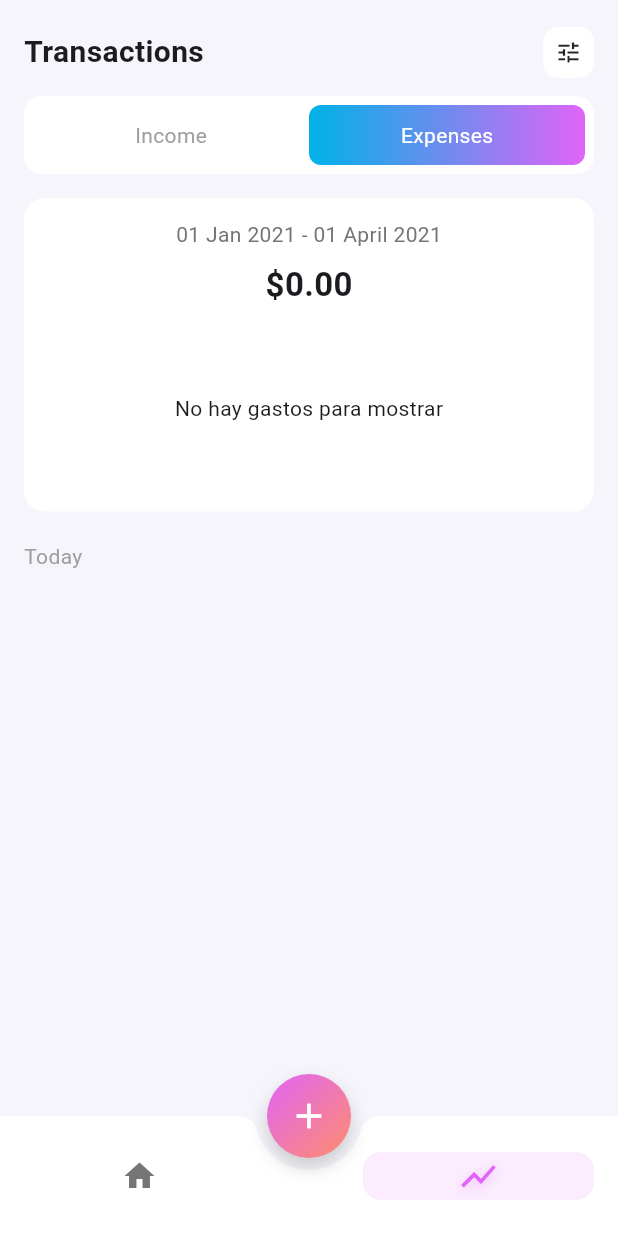
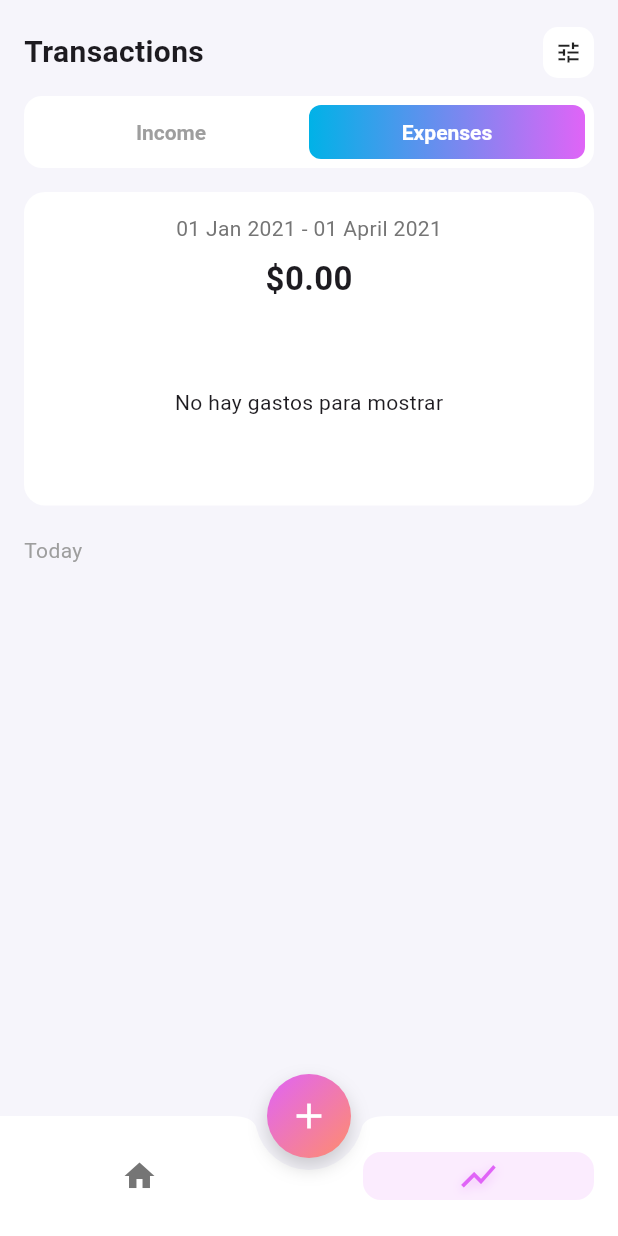
Before and after one commit to SaulCC23/tracker_app, a Flutter app: the screen it shows after launch, after a tap on the "show chart" icon, on a phone screen of 412 x 824 dp. Run offline on Flutter 3.47's test engine with Material 3 defaults, Android fonts, the phone set to English and light mode, and no system bars.

Commit message:
Add category creation and improve Transactions UI
Implemented a new feature to create custom categories in the Add Expense screen.
Added
AddCategoryDialog
 for inputting category name, icon, and color.
Refactored category creation logic into a separate component.
Fixed styling inconsistency in the Transactions screen: Income button now matches Expenses button design.
Added smooth animations to the Income/Expenses toggle switch.
Minor UI updates in Home Screen.

```diff
--- a/lib/screens/home/views/home_screen.dart
+++ b/lib/screens/home/views/home_screen.dart
@@ -59,7 +59,7 @@ class HomeScreen extends StatelessWidget {
                         ),
                         SizedBox(height: 4),
                         Text(
-                          'John Doe',
+                          'Saul Cetina',
                           style: TextStyle(
                             fontSize: 16,
                             fontWeight: FontWeight.bold,
--- a/lib/screens/home/views/transactions_screen.dart
+++ b/lib/screens/home/views/transactions_screen.dart
@@ -6,7 +6,11 @@ class TransactionsScreen extends StatefulWidget {
   final List<Expense> incomes;
   final List<Expense> expenses;
 
-  const TransactionsScreen({super.key, this.incomes = const [], this.expenses = const []});
+  const TransactionsScreen({
+    super.key,
+    this.incomes = const [],
+    this.expenses = const [],
+  });
 
   @override
   State<TransactionsScreen> createState() => _TransactionsScreenState();
@@ -28,9 +32,23 @@ class _TransactionsScreenState extends State<TransactionsScreen> {
     // Build a simple transaction list for the list view (no dates stored currently)
     final List<_Tx> txList = [
       // incomes as positive
-      ...incomes.map((e) => _Tx(title: e.category, amount: e.amount, date: 'Today', category: e.category)),
+      ...incomes.map(
+        (e) => _Tx(
+          title: e.category,
+          amount: e.amount,
+          date: 'Today',
+          category: e.category,
+        ),
+      ),
       // expenses as negative amounts
-      ...expenses.map((e) => _Tx(title: e.category, amount: -e.amount, date: 'Today', category: e.category)),
+      ...expenses.map(
+        (e) => _Tx(
+          title: e.category,
+          amount: -e.amount,
+          date: 'Today',
+          category: e.category,
+        ),
+      ),
     ];
 
     return Scaffold(
@@ -45,10 +63,16 @@ class _TransactionsScreenState extends State<TransactionsScreen> {
               Row(
                 mainAxisAlignment: MainAxisAlignment.spaceBetween,
                 children: [
-                  const Text('Transactions', style: TextStyle(fontSize: 20, fontWeight: FontWeight.bold)),
+                  const Text(
+                    'Transactions',
+                    style: TextStyle(fontSize: 20, fontWeight: FontWeight.bold),
+                  ),
                   Container(
                     padding: const EdgeInsets.all(8),
-                    decoration: BoxDecoration(color: Colors.white, borderRadius: BorderRadius.circular(10)),
+                    decoration: BoxDecoration(
+                      color: Colors.white,
+                      borderRadius: BorderRadius.circular(10),
+                    ),
                     child: const Icon(Icons.tune, size: 18),
                   ),
                 ],
@@ -58,34 +82,85 @@ class _TransactionsScreenState extends State<TransactionsScreen> {
               // Segmented control (Income / Expenses)
               Container(
                 padding: const EdgeInsets.all(6),
-                decoration: BoxDecoration(color: Colors.white, borderRadius: BorderRadius.circular(12)),
+                decoration: BoxDecoration(
+                  color: Colors.white,
+                  borderRadius: BorderRadius.circular(12),
+                ),
                 child: Row(
                   children: [
                     Expanded(
                       child: GestureDetector(
                         onTap: () => setState(() => _selectedSegment = 0),
-                        child: Container(
+                        child: AnimatedContainer(
+                          duration: const Duration(milliseconds: 300),
+                          curve: Curves.easeInOut,
                           padding: const EdgeInsets.symmetric(vertical: 10),
                           decoration: BoxDecoration(
-                            color: _selectedSegment == 0 ? Colors.white : Colors.transparent,
+                            gradient: _selectedSegment == 0
+                                ? const LinearGradient(
+                                    colors: [
+                                      Color(0xFF00B2E7),
+                                      Color(0xFFE064F7),
+                                    ],
+                                  )
+                                : const LinearGradient(
+                                    colors: [
+                                      Colors.transparent,
+                                      Colors.transparent,
+                                    ],
+                                  ),
                             borderRadius: BorderRadius.circular(8),
                           ),
-                          child: Center(child: Text('Income', style: TextStyle(color: _selectedSegment == 0 ? Colors.black : Colors.grey))),
+                          child: Center(
+                            child: AnimatedDefaultTextStyle(
+                              duration: const Duration(milliseconds: 300),
+                              style: TextStyle(
+                                color: _selectedSegment == 0
+                                    ? Colors.white
+                                    : Colors.grey,
+                                fontWeight: FontWeight.w600,
+                              ),
+                              child: const Text('Income'),
+                            ),
+                          ),
                         ),
                       ),
                     ),
                     Expanded(
                       child: GestureDetector(
                         onTap: () => setState(() => _selectedSegment = 1),
-                        child: Container(
+                        child: AnimatedContainer(
+                          duration: const Duration(milliseconds: 300),
+                          curve: Curves.easeInOut,
                           padding: const EdgeInsets.symmetric(vertical: 10),
                           decoration: BoxDecoration(
                             gradient: _selectedSegment == 1
-                                ? const LinearGradient(colors: [Color(0xFF00B2E7), Color(0xFFE064F7)])
-                                : null,
+                                ? const LinearGradient(
+                                    colors: [
+                                      Color(0xFF00B2E7),
+                                      Color(0xFFE064F7),
+                                    ],
+                                  )
+                                : const LinearGradient(
+                                    colors: [
+                                      Colors.transparent,
+                                      Colors.transparent,
+                                    ],
+                                  ),
                             borderRadius: BorderRadius.circular(8),
                           ),
-                          child: Center(child: Text('Expenses', style: TextStyle(color: _selectedSegment == 1 ? Colors.white : Colors.grey))),
+                          child: Center(
+                            child: AnimatedDefaultTextStyle(
+                              duration: const Duration(milliseconds: 300),
+                              style: TextStyle(
+                                color: _selectedSegment == 1
+                                    ? Colors.white
+                                    : Colors.grey,
+                                fontWeight: FontWeight.w600,
+                              ),
+                              child: const Text('Expenses'),
+                            ),
+                          ),
                         ),
                       ),
                     ),
@@ -99,15 +174,31 @@ class _TransactionsScreenState extends State<TransactionsScreen> {
               Container(
                 width: double.infinity,
                 padding: const EdgeInsets.all(14),
-                decoration: BoxDecoration(color: Colors.white, borderRadius: BorderRadius.circular(14)),
+                decoration: BoxDecoration(
+                  color: Colors.white,
+                  borderRadius: BorderRadius.circular(14),
+                ),
                 child: Column(
                   children: [
-                    Text('01 Jan 2021 - 01 April 2021', style: TextStyle(color: Colors.grey[600])),
+                    Text(
+                      '01 Jan 2021 - 01 April 2021',
+                      style: TextStyle(color: Colors.grey[600]),
+                    ),
                     const SizedBox(height: 8),
-                    Text(( _selectedSegment == 0 ? '\$' : '\$') + totalAmount.toStringAsFixed(2), style: const TextStyle(fontSize: 22, fontWeight: FontWeight.bold)),
+                    Text(
+                      (_selectedSegment == 0 ? '\$' : '\$') +
+                          totalAmount.toStringAsFixed(2),
+                      style: const TextStyle(
+                        fontSize: 22,
+                        fontWeight: FontWeight.bold,
+                      ),
+                    ),
                     const SizedBox(height: 12),
                     // thinner chart area
-                    SizedBox(height: 110, child: ExpenseChart(expenses: shownList)),
+                    SizedBox(
+                      height: 110,
+                      child: ExpenseChart(expenses: shownList),
+                    ),
                   ],
                 ),
               ),
@@ -137,12 +228,28 @@ class _TransactionsScreenState extends State<TransactionsScreen> {
     final meta = _categoryMeta(tx.category);
     return Container(
       margin: const EdgeInsets.only(bottom: 12),
-      decoration: BoxDecoration(color: Colors.white, borderRadius: BorderRadius.circular(12)),
+      decoration: BoxDecoration(
+        color: Colors.white,
+        borderRadius: BorderRadius.circular(12),
+      ),
       child: ListTile(
-        leading: CircleAvatar(backgroundColor: meta['color'] as Color, child: Icon(meta['icon'] as IconData, color: Colors.white)),
-        title: Text(tx.title, style: const TextStyle(fontWeight: FontWeight.w600)),
+        leading: CircleAvatar(
+          backgroundColor: meta['color'] as Color,
+          child: Icon(meta['icon'] as IconData, color: Colors.white),
+        ),
+        title: Text(
+          tx.title,
+          style: const TextStyle(fontWeight: FontWeight.w600),
+        ),
         subtitle: Text(tx.date, style: const TextStyle(color: Colors.grey)),
-        trailing: Text((tx.amount < 0 ? '-' : '+') + '\$${tx.amount.abs().toStringAsFixed(0)}', style: TextStyle(color: tx.amount < 0 ? Colors.red : Colors.green, fontWeight: FontWeight.bold)),
+        trailing: Text(
+          (tx.amount < 0 ? '-' : '+') +
+              '\$${tx.amount.abs().toStringAsFixed(0)}',
+          style: TextStyle(
+            color: tx.amount < 0 ? Colors.red : Colors.green,
+            fontWeight: FontWeight.bold,
+          ),
+        ),
       ),
     );
   }
@@ -154,7 +261,12 @@ class _Tx {
   final String date;
   final String category;
 
-  const _Tx({required this.title, required this.amount, required this.date, required this.category});
+  const _Tx({
+    required this.title,
+    required this.amount,
+    required this.date,
+    required this.category,
+  });
 }
 
 Map<String, Object> _categoryMeta(String category) {
```
Also changed, not shown: lib/screens/home/views/add_category_dialog.dart (added, +179 -0 lines), lib/screens/home/views/add_expense_screen.dart (+53 -4 lines).
